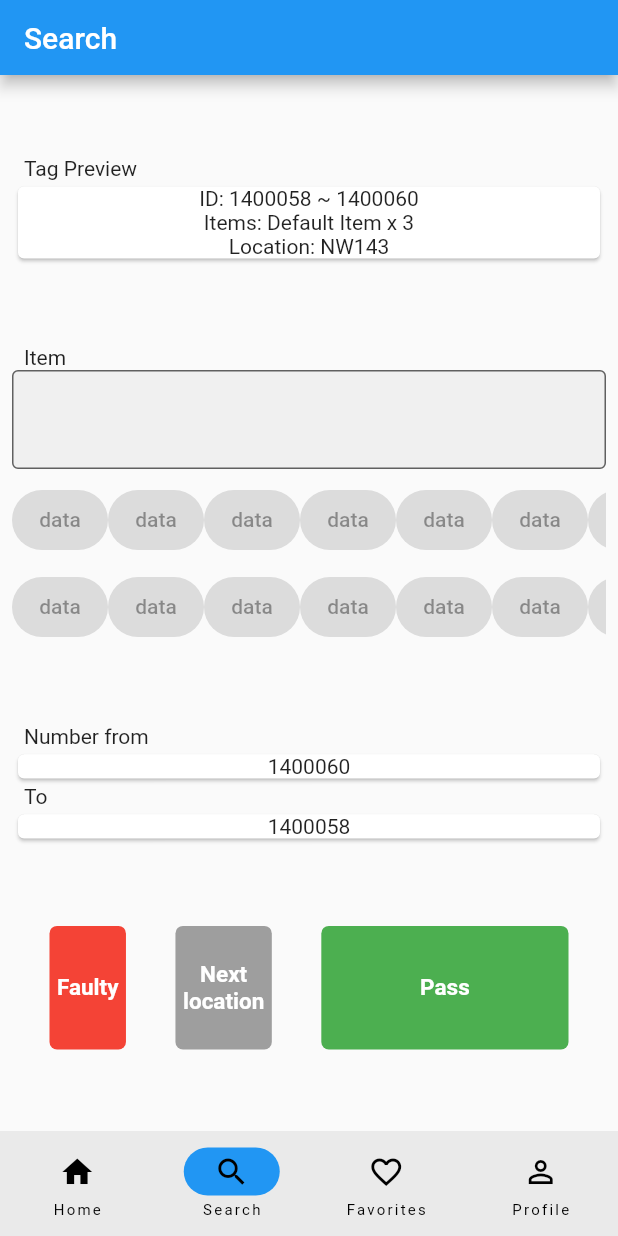
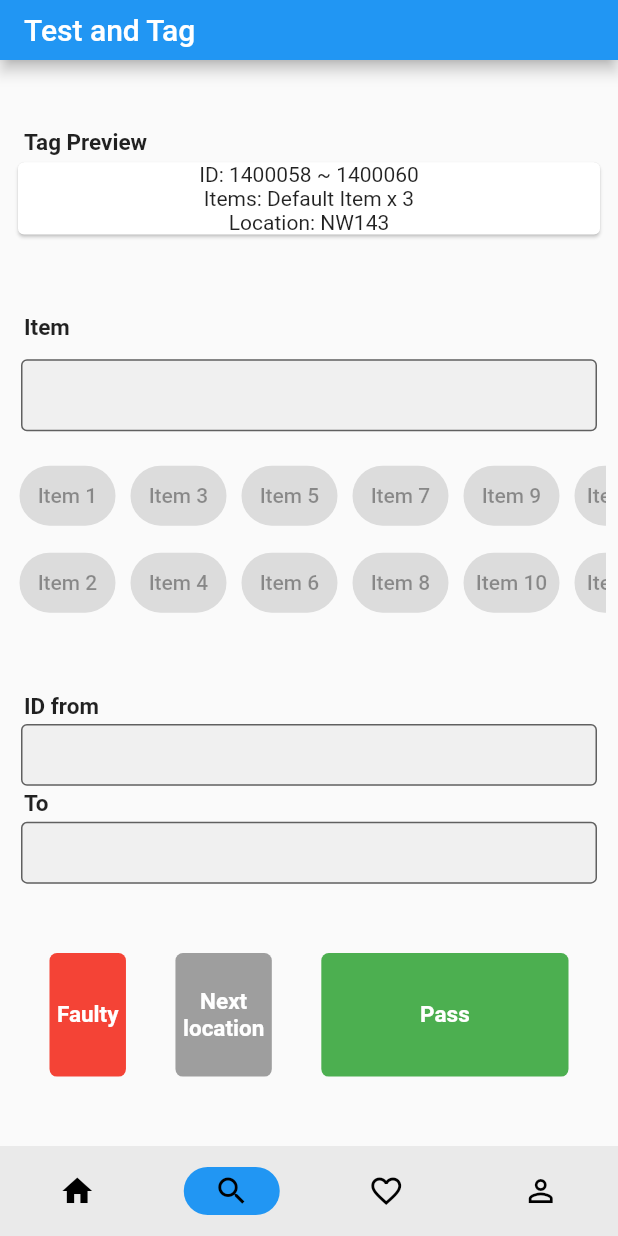
Before and after one commit to fxfzxxx/test_tag, a Flutter app: the screen it shows after launch, item 2 of the bottom bar chosen, on a phone screen of 412 x 824 dp. Run offline on Flutter 3.47's test engine with Material 2 defaults, Android fonts, the light colour scheme and no system bars; generated files the repository leaves out were written again.

Commit message:
Added the item ID input. Added some style to the tag page.

```diff
--- a/lib/src/utils/app_layout.dart
+++ b/lib/src/utils/app_layout.dart
@@ -2,8 +2,11 @@ import 'package:flutter/material.dart';
 // import 'package:get/get.dart';
 
 class AppLayout {
-  static gap(double gap) {
+  static verticalGap(double gap) {
     return SizedBox(height: gap);
+  }
+  static horizontalGap(double gap) {
+    return SizedBox(width: gap);
   }
 
   static Size getSize(BuildContext context) {
--- a/lib/src/widgets/navigationbar_example.dart
+++ b/lib/src/widgets/navigationbar_example.dart
@@ -1,7 +1,8 @@
 import 'package:flutter/material.dart';
 import 'package:test_tag/src/utils/app_layout.dart';
 import 'package:test_tag/src/widgets/buttons/tag_button.dart';
-import 'package:test_tag/src/widgets/tag_item.dart';
+import 'package:test_tag/src/widgets/tag_item/tag_item.dart';
+import 'package:test_tag/src/widgets/tag_number/tag_number.dart';
 
 class NavigationBarExample extends StatefulWidget {
   const NavigationBarExample({super.key});
@@ -23,7 +24,7 @@ class _NavigationBarExampleState extends State<NavigationBarExample> {
     const NavigationDestination(
       icon: Icon(Icons.search),
       selectedIcon: Icon(Icons.search),
-      label: 'Search',
+      label: 'Test and Tag',
     ),
     const NavigationDestination(
       icon: Icon(Icons.favorite_border),
@@ -43,10 +44,11 @@ class _NavigationBarExampleState extends State<NavigationBarExample> {
     return Scaffold(
       appBar: AppBar(
         title: Text(destinationArray[currentPageIndex].label),
-        toolbarHeight: 50,
+        toolbarHeight: 40,
       ),
       bottomNavigationBar: NavigationBar(
-          height: 70,
+          height: 60,
+          labelBehavior: NavigationDestinationLabelBehavior.alwaysHide,
           onDestinationSelected: (int index) {
             setState(() {
               currentPageIndex = index;
@@ -78,6 +80,10 @@ class _NavigationBarExampleState extends State<NavigationBarExample> {
                         alignment: Alignment.bottomLeft,
                         child: const Text(
                           'Tag Preview',
+                          style: TextStyle(
+                            fontSize: 15,
+                            fontWeight: FontWeight.bold,
+                          ),
                         )),
                     Card(
                         child: SizedBox(
@@ -101,47 +107,7 @@ class _NavigationBarExampleState extends State<NavigationBarExample> {
               ),
               Container(
                 margin: const EdgeInsetsDirectional.symmetric(horizontal: 8),
-                child: Column(
-                  crossAxisAlignment: CrossAxisAlignment.start,
-                  children: [
-                    Container(
-                        margin: const EdgeInsetsDirectional.symmetric(
-                            horizontal: 8),
-                        alignment: Alignment.bottomLeft,
-                        child: const Text(
-                          'Number from',
-                        )),
-                    const Card(
-                        child: SizedBox(
-                      width: double.infinity,
-                      // margin:
-                      //     const EdgeInsetsDirectional.symmetric(horizontal: 15),
-                      child: Column(
-                        children: <Widget>[
-                          Text('1400060'),
-                        ],
-                      ),
-                    )),
-                    Container(
-                        margin: const EdgeInsetsDirectional.symmetric(
-                            horizontal: 8),
-                        alignment: Alignment.bottomLeft,
-                        child: const Text(
-                          'To',
-                        )),
-                    const Card(
-                        child: SizedBox(
-                      width: double.infinity,
-                      // margin:
-                      //     const EdgeInsetsDirectional.symmetric(horizontal: 15),
-                      child: Column(
-                        children: <Widget>[
-                          Text('1400058'),
-                        ],
-                      ),
-                    )),
-                  ],
-                ),
+                child: TagNumber()
               ),
               Row(
                 mainAxisAlignment: MainAxisAlignment.spaceEvenly,
--- a/lib/src/widgets/tag_item.dart
+++ /dev/null
@@ -1,55 +0,0 @@
-import 'package:flutter/material.dart';
-import 'package:get/get.dart';
-import 'package:test_tag/src/utils/app_layout.dart';
-import 'package:test_tag/src/widgets/tag_item_input.dart';
-
-class TagItem extends StatelessWidget {
-  const TagItem({super.key});
-
-  @override
-  Widget build(BuildContext context) {
-    return Column(
-      crossAxisAlignment: CrossAxisAlignment.start,
-      children: [
-        Container(
-            margin: const EdgeInsetsDirectional.symmetric(horizontal: 8),
-            alignment: Alignment.bottomLeft,
-            child: const Text(
-              'Item',
-            )),
-        TagItemInput(),
-        SingleChildScrollView(
-          scrollDirection: Axis.horizontal,
-          padding: EdgeInsets.only(top: 10),
-          child: Column(children: [
-            Row(
-              children: [
-                FilledButton(onPressed: null, child: Text("data")),
-                FilledButton(onPressed: null, child: Text("data")),
-                FilledButton(onPressed: null, child: Text("data")),
-                FilledButton(onPressed: null, child: Text("data")),
-                FilledButton(onPressed: null, child: Text("data")),
-                FilledButton(onPressed: null, child: Text("data")),
-                FilledButton(onPressed: null, child: Text("data")),
-                FilledButton(onPressed: null, child: Text("data"))
-              ],
-            ),
-            AppLayout.gap(10),
-            Row(
-              children: [
-                FilledButton(onPressed: null, child: Text("data")),
-                FilledButton(onPressed: null, child: Text("data")),
-                FilledButton(onPressed: null, child: Text("data")),
-                FilledButton(onPressed: null, child: Text("data")),
-                FilledButton(onPressed: null, child: Text("data")),
-                FilledButton(onPressed: null, child: Text("data")),
-                FilledButton(onPressed: null, child: Text("data")),
-                FilledButton(onPressed: null, child: Text("data"))
-              ],
-            )
-          ]),
-        )
-      ],
-    );
-  }
-}
--- /dev/null
+++ b/lib/src/widgets/tag_item/tag_item.dart
@@ -0,0 +1,70 @@
+import 'package:flutter/material.dart';
+import 'package:test_tag/src/utils/app_layout.dart';
+import 'package:test_tag/src/widgets/tag_item/tag_item_button.dart';
+import 'package:test_tag/src/widgets/tag_item/tag_item_input.dart';
+
+class TagItem extends StatelessWidget {
+  final List<String> items = [
+    'Item 1',
+    'Item 2',
+    'Item 3',
+    'Item 4',
+    'Item 5',
+    'Item 6',
+    'Item 7',
+    'Item 8',
+    'Item 9',
+    'Item 10',
+    'Item 11',
+    'Item 12',
+    'Item 13',
+  ];
+  final List<String> oddIndexArray = [];
+  final List<String> evenIndexArray = [];
+  TagItem({super.key});
+
+  void getOddEvenIndexArrays(List<String> inputList, List<String> oddIndexArray,
+      List<String> evenIndexArray) {
+    for (int i = 0; i < inputList.length; i++) {
+      if (i % 2 == 0) {
+        evenIndexArray.add(inputList[i]);
+      } else {
+        oddIndexArray.add(inputList[i]);
+      }
+    }
+  }
+
+  @override
+  Widget build(BuildContext context) {
+    getOddEvenIndexArrays(items, oddIndexArray, evenIndexArray);
+    return Column(
+      children: [
+        Container(
+            margin: const EdgeInsetsDirectional.symmetric(horizontal: 8, vertical: 3),
+            alignment: Alignment.bottomLeft,
+            child: const Text(
+              'Item',
+              style: TextStyle(fontSize: 15, fontWeight: FontWeight.bold),
+            )),
+        TagItemInput(),
+        SingleChildScrollView(
+          scrollDirection: Axis.horizontal,
+          padding: const EdgeInsets.only(top: 10, left: 5),
+          child:
+              Column(crossAxisAlignment: CrossAxisAlignment.start, children: [
+            Row(
+              children:
+                  evenIndexArray.map((e) => TagItemButton(text: e)).toList(),
+            ),
+            AppLayout.verticalGap(10),
+            Row(
+              mainAxisAlignment: MainAxisAlignment.start,
+              children:
+                  oddIndexArray.map((e) => TagItemButton(text: e)).toList(),
+            ),
+          ]),
+        )
+      ],
+    );
+  }
+}
--- /dev/null
+++ b/lib/src/widgets/tag_item/tag_item_button.dart
@@ -0,0 +1,21 @@
+import 'package:flutter/material.dart';
+import 'package:test_tag/src/utils/app_layout.dart';
+
+class TagItemButton extends StatelessWidget {
+  final String text;
+  const TagItemButton({super.key, required this.text});
+
+  @override
+  Widget build(BuildContext context) {
+    return Row(children: [
+      FilledButton(
+        onPressed: null,
+        style: ElevatedButton.styleFrom(
+          padding: const EdgeInsets.all(1),
+        ),
+        child: Text(text),
+      ),
+      AppLayout.horizontalGap(10),
+    ]);
+  }
+}
--- a/lib/src/widgets/tag_item_input.dart
+++ b/lib/src/widgets/tag_item/tag_item_input.dart
@@ -1,4 +1,5 @@
 import 'package:flutter/material.dart';
+import 'package:test_tag/src/utils/app_layout.dart';
 
 class TagItemInput extends StatefulWidget {
   const TagItemInput({super.key});
@@ -24,17 +25,21 @@ class _TagItemInputState extends State<TagItemInput> {
 
   @override
   Widget build(BuildContext context) {
-    return SizedBox(
+    return Container(
+      margin: const EdgeInsets.symmetric(horizontal: 6),
+      height: AppLayout.getSize(context).height * 0.08,
       width: double.infinity,
       child: Center(
         child: TextField(
           textAlign: TextAlign.center,
-          style: TextStyle(
+          textAlignVertical: TextAlignVertical.center,
+          style: const TextStyle(
             fontSize: 22,
-            fontWeight: FontWeight.bold,
+            // fontWeight: FontWeight.bold,
 
           ),
           decoration: const InputDecoration(
+            contentPadding: EdgeInsets.all(0),
             border: OutlineInputBorder(),
             filled: true,
           ),
--- a/lib/src/widgets/tag_item_button.dart
+++ /dev/null
@@ -1,22 +0,0 @@
-import 'package:flutter/material.dart';
-import 'package:test_tag/src/utils/app_layout.dart';
-
-class TagItemButton extends StatefulWidget {
-  const TagItemButton({super.key, required});
-
-  @override
-  State<TagItemButton> createState() => _TagItemButtonState();
-}
-
-class _TagItemButtonState extends State<TagItemButton> {
-  @override
-  Widget build(BuildContext context) {
-    return Column(
-      children: [
-        FilledButton(onPressed: null, child: Text('data')),
-        AppLayout.gap(10),
-        FilledButton(onPressed: null, child: Text('data'))
-      ],
-    );
-  }
-}
--- /dev/null
+++ b/lib/src/widgets/tag_number/tag_number.dart
@@ -0,0 +1,33 @@
+import 'package:flutter/material.dart';
+import 'package:test_tag/src/widgets/tag_number/tag_number_input.dart';
+
+class TagNumber extends StatelessWidget {
+  const TagNumber({super.key});
+
+  @override
+  Widget build(BuildContext context) {
+    return Column(
+      crossAxisAlignment: CrossAxisAlignment.start,
+      children: [
+        Container(
+            margin: const EdgeInsetsDirectional.symmetric(
+                horizontal: 8, vertical: 3),
+            alignment: Alignment.bottomLeft,
+            child: const Text(
+              'ID from',
+              style: TextStyle(fontSize: 15, fontWeight: FontWeight.bold),
+            )),
+        TagNumberInput(),
+        Container(
+            margin: const EdgeInsetsDirectional.symmetric(
+                horizontal: 8, vertical: 3),
+            alignment: Alignment.bottomLeft,
+            child: const Text(
+              'To',
+              style: TextStyle(fontSize: 15, fontWeight: FontWeight.bold),
+            )),
+        TagNumberInput(),
+      ],
+    );
+  }
+}
--- /dev/null
+++ b/lib/src/widgets/tag_number/tag_number_input.dart
@@ -0,0 +1,72 @@
+import 'package:flutter/material.dart';
+import 'package:test_tag/src/utils/app_layout.dart';
+
+class TagNumberInput extends StatefulWidget {
+  const TagNumberInput({super.key});
+
+  @override
+  State<TagNumberInput> createState() => _TagNumberInputState();
+}
+
+class _TagNumberInputState extends State<TagNumberInput> {
+  late TextEditingController _controller;
+
+  @override
+  void initState() {
+    super.initState();
+    _controller = TextEditingController();
+  }
+
+  @override
+  void dispose() {
+    _controller.dispose();
+    super.dispose();
+  }
+
+  @override
+  Widget build(BuildContext context) {
+    return Container(
+      margin: const EdgeInsets.symmetric(horizontal: 6),
+      height: AppLayout.getSize(context).height * 0.05,
+      width: double.infinity,
+      child: Center(
+        child: TextField(
+          textAlign: TextAlign.center,
+          textAlignVertical: TextAlignVertical.center,
+          style: const TextStyle(
+            // height: 15,
+            fontSize: 13,
+            fontWeight: FontWeight.bold,
+
+          ),
+          decoration: const InputDecoration(
+            contentPadding: EdgeInsets.all(0),
+            border: OutlineInputBorder(),
+            filled: true,
+          ),
+          controller: _controller,
+          onSubmitted: (String value) async {
+            await showDialog<void>(
+              context: context,
+              builder: (BuildContext context) {
+                return AlertDialog(
+                  title: const Text('Thanks!'),
+                  content: Text(
+                      'You typed "$value", which has length ${value.characters.length}.'),
+                  actions: <Widget>[
+                    TextButton(
+                      onPressed: () {
+                        Navigator.pop(context);
+                      },
+                      child: const Text('OK'),
+                    ),
+                  ],
+                );
+              },
+            );
+          },
+        ),
+      ),
+    );
+  }
+}
```
